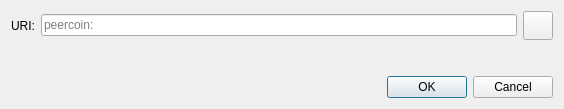
Old version of the form src/qt/forms/openuridialog.ui in the repository equalishcoin/equalishcoind.
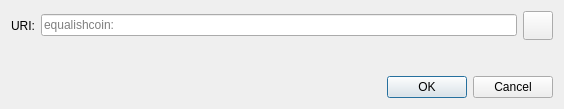
New version of the form. Icons and pictures are not drawn. Custom widgets are drawn as their Qt base class.

Commit message: rebrand qt form dialog text

Diff of the .ui file:
```diff
--- a/src/qt/forms/openuridialog.ui
+++ b/src/qt/forms/openuridialog.ui
@@ -26,7 +26,7 @@
      <item>
       <widget class="QValidatedLineEdit" name="uriEdit">
        <property name="placeholderText">
-        <string notr="true">peercoin:</string>
+        <string notr="true">equalishcoin:</string>
        </property>
       </widget>
      </item>
```
Left out of the diff: 2 changed lines with no effect on the pictures. The commit also changes 6 other files.
